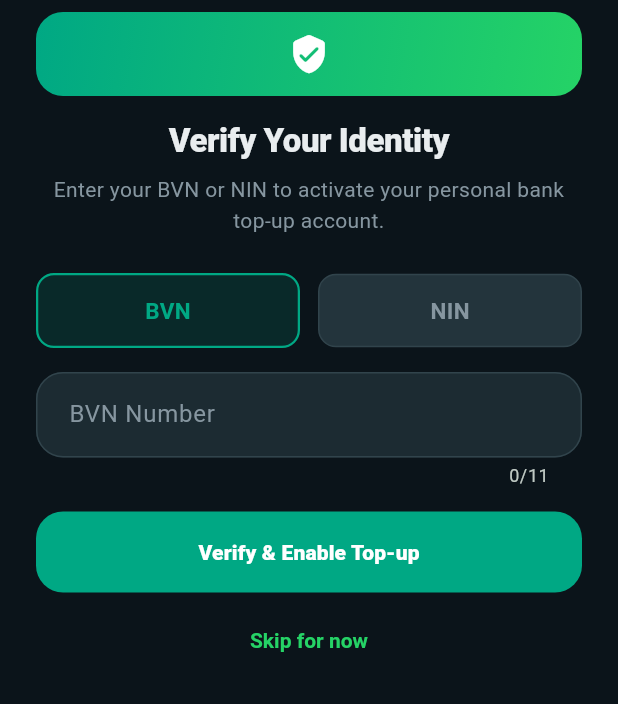
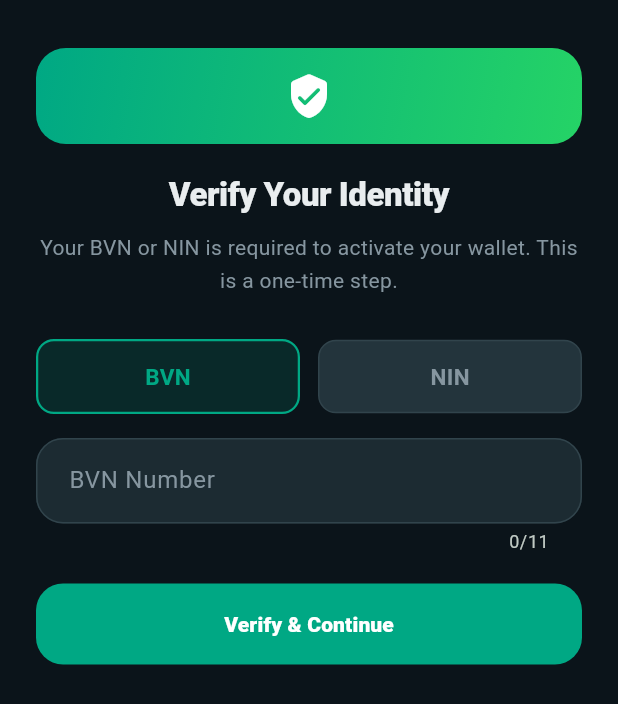
Before and after one commit to mackings/bondoo-mobile, a Flutter app: the _IdentityVerificationSheet widget shown alone on an empty page, opened directly, on a phone screen of 412 x 824 dp. Shown: the top 704 px of the screen. Run offline on Flutter 3.47's test engine with Material 3 defaults, Android fonts, the phone set to English and light mode, and no system bars; our stand-ins replace audioplayers, firebase_core, firebase_messaging, flutter_contacts, flutter_riverpod, image_picker and 5 more; missing offline and left inert: agora_rtc_engine, audio_session, record; accounts and stored records are empty; network calls fail.

Commit message:
Make BVN/NIN verification modal mandatory — cannot be skipped
- isDismissible: false, enableDrag: false — tapping outside does nothing
- PopScope(canPop: false) blocks Android back button
- Removed 'Skip for now' button
- Modal only closes on successful verification

Co-Authored-By: Claude Sonnet 4.6 <noreply@anthropic.com>

```diff
--- a/lib/features/home/presentation/home_shell.dart
+++ b/lib/features/home/presentation/home_shell.dart
@@ -40,7 +40,9 @@ class _HomeShellState extends ConsumerState<HomeShell> {
       final verified = await showModalBottomSheet<bool>(
         context: context,
         isScrollControlled: true,
-        showDragHandle: true,
+        isDismissible: false,
+        enableDrag: false,
+        showDragHandle: false,
         backgroundColor: AppTheme.surface,
         builder: (_) => const _IdentityVerificationSheet(),
       );
@@ -180,37 +182,39 @@ class _IdentityVerificationSheetState
 
   @override
   Widget build(BuildContext context) {
-    return Padding(
+    return PopScope(
+      canPop: false,
+      child: Padding(
         padding: EdgeInsets.fromLTRB(
-        24, 8, 24, MediaQuery.of(context).viewInsets.bottom + 24,
+          24, 32, 24, MediaQuery.of(context).viewInsets.bottom + 32,
         ),
         child: Column(
           mainAxisSize: MainAxisSize.min,
           crossAxisAlignment: CrossAxisAlignment.stretch,
           children: [
             Container(
-            width: 56,
-            height: 56,
-            margin: const EdgeInsets.only(bottom: 16),
+              width: 64,
+              height: 64,
+              margin: const EdgeInsets.only(bottom: 20),
               alignment: Alignment.center,
               decoration: BoxDecoration(
                 gradient: AppTheme.brandGradient,
-              borderRadius: BorderRadius.circular(18),
+                borderRadius: BorderRadius.circular(20),
               ),
-            child: const Icon(Icons.verified_user_rounded, color: Colors.white, size: 28),
+              child: const Icon(Icons.verified_user_rounded, color: Colors.white, size: 32),
             ),
             Text(
               'Verify Your Identity',
               textAlign: TextAlign.center,
-            style: Theme.of(context).textTheme.titleLarge,
+              style: Theme.of(context).textTheme.titleLarge?.copyWith(fontWeight: FontWeight.w800),
             ),
-          const SizedBox(height: 8),
+            const SizedBox(height: 10),
             const Text(
-            'Enter your BVN or NIN to activate your personal bank top-up account.',
+              'Your BVN or NIN is required to activate your wallet. This is a one-time step.',
               textAlign: TextAlign.center,
-            style: TextStyle(color: AppTheme.muted, height: 1.5),
+              style: TextStyle(color: AppTheme.muted, height: 1.55),
             ),
-          const SizedBox(height: 24),
+            const SizedBox(height: 28),
             Row(
               children: [
                 Expanded(
@@ -244,7 +248,7 @@ class _IdentityVerificationSheetState
                 if (_error != null) setState(() => _error = null);
               },
             ),
-          const SizedBox(height: 16),
+            const SizedBox(height: 20),
             FilledButton(
               onPressed: _loading ? null : _submit,
               child: _loading
@@ -252,14 +256,10 @@ class _IdentityVerificationSheetState
                       dimension: 18,
                       child: CircularProgressIndicator(strokeWidth: 2, color: Colors.white),
                     )
-                : const Text('Verify & Enable Top-up'),
-          ),
-          const SizedBox(height: 8),
-          TextButton(
-            onPressed: () => Navigator.pop(context),
-            child: const Text('Skip for now'),
+                  : const Text('Verify & Continue'),
             ),
           ],
+        ),
       ),
     );
   }
```
Lines whose indentation alone changed are shown as unchanged.
